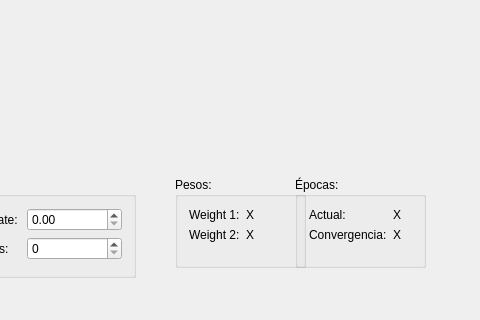
Above: mainwindow.ui from Adriantega12/Perceptron before the change; both pictures show x 295 to 775 and y 280 to 600 of the 900 by 600 pixel window. Below: the same form after it.
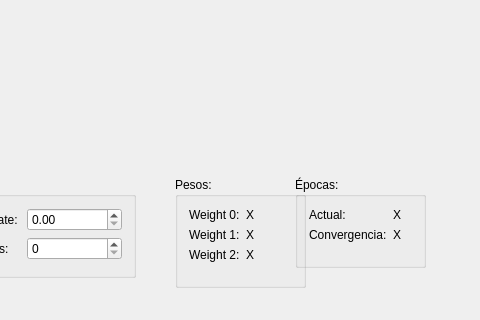
That is the form after the change. Custom widgets are drawn as their Qt base class.

```diff
--- a/mainwindow.ui
+++ b/mainwindow.ui
@@ -136,20 +136,41 @@
       <x>470</x>
       <y>440</y>
       <width>131</width>
-      <height>91</height>
+      <height>111</height>
      </rect>
     </property>
     <property name="title">
      <string>Pesos:</string>
     </property>
     <layout class="QFormLayout" name="formLayout_3">
-     <item row="0" column="0">
+     <item row="1" column="0">
       <widget class="QLabel" name="weight1Lbl">
        <property name="text">
         <string>Weight 1:</string>
        </property>
       </widget>
      </item>
+     <item row="1" column="1">
+      <widget class="QLabel" name="w1ValLbl">
+       <property name="text">
+        <string>X</string>
+       </property>
+      </widget>
+     </item>
+     <item row="0" column="0">
+      <widget class="QLabel" name="weight0Lbl">
+       <property name="text">
+        <string>Weight 0:</string>
+       </property>
+      </widget>
+     </item>
+     <item row="0" column="1">
+      <widget class="QLabel" name="w0ValLbl">
+       <property name="text">
+        <string>X</string>
+       </property>
+      </widget>
+     </item>
      <item row="2" column="0">
       <widget class="QLabel" name="weight2Lbl">
        <property name="text">
@@ -157,13 +178,6 @@
        </property>
       </widget>
      </item>
-     <item row="0" column="1">
-      <widget class="QLabel" name="w1ValLbl">
-       <property name="text">
-        <string>X</string>
-       </property>
-      </widget>
-     </item>
      <item row="2" column="1">
       <widget class="QLabel" name="w2ValLbl">
        <property name="text">
```
Left out of the diff: 14 changed lines with no effect on the pictures.
